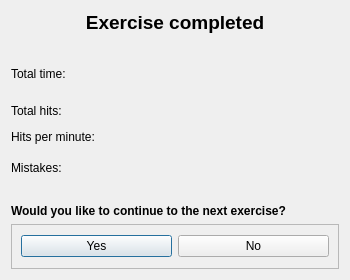
Qt form ui/levelsummary.ui (Open-Typer/Open-Typer) before a commit.
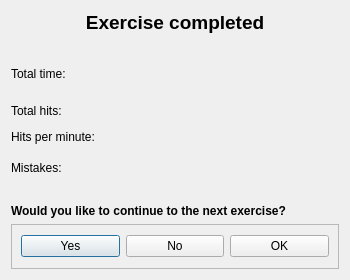
The same form after that commit.

Commit message: ui: levelsummary: Add OK button

What changed in the file:
```diff
--- a/ui/levelsummary.ui
+++ b/ui/levelsummary.ui
@@ -154,6 +154,13 @@
         </property>
        </widget>
       </item>
+      <item>
+       <widget class="QPushButton" name="okButton">
+        <property name="text">
+         <string notr="true">OK</string>
+        </property>
+       </widget>
+      </item>
      </layout>
     </widget>
    </item>
```
